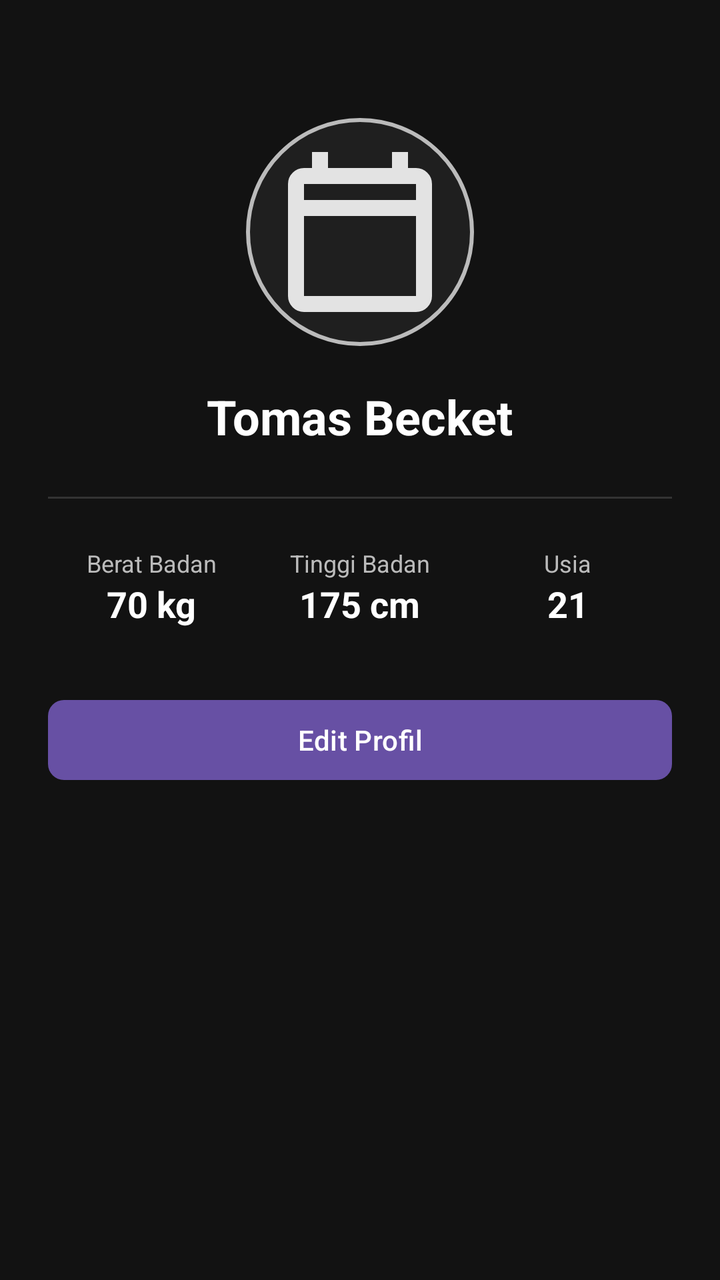
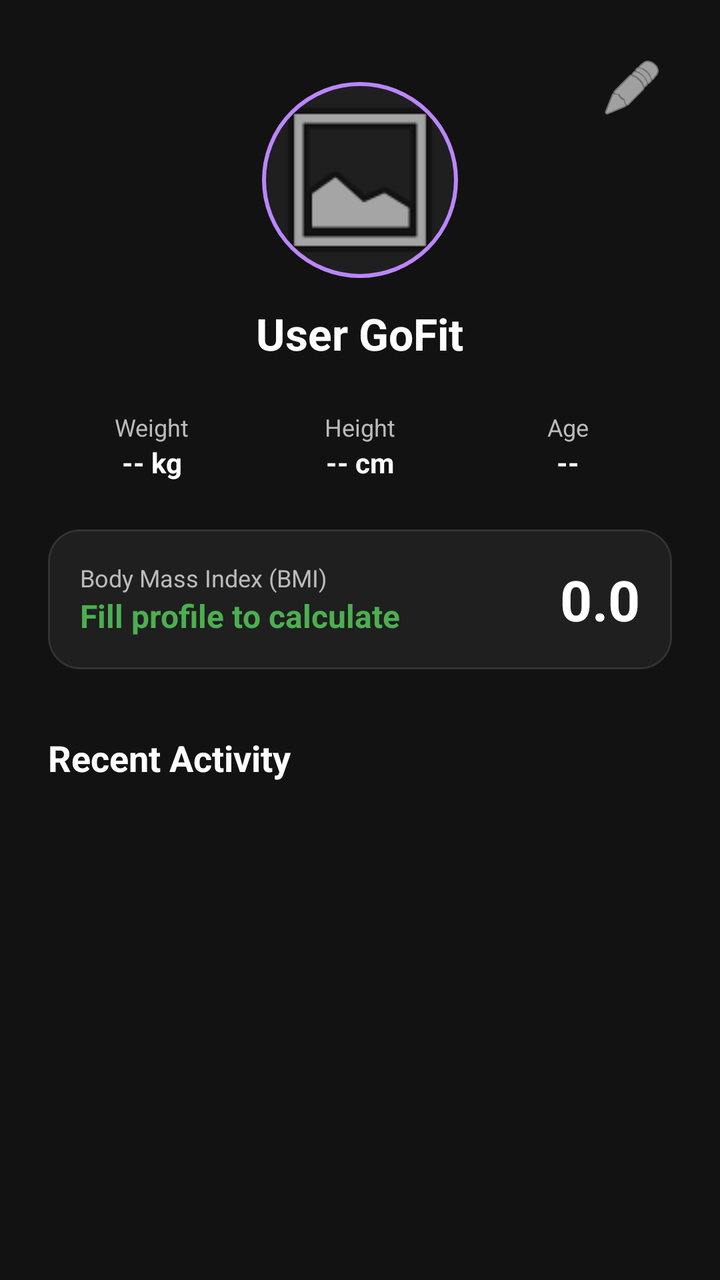

An Android layout rendered at two revisions. The XML below is the earlier revision; the diff shows what the commit changed to produce the second picture.
<!-- AndroidManifest.xml: application theme Theme.GoFit -->
<!-- res/layout/fragment_profile.xml -->
<?xml version="1.0" encoding="utf-8"?>
<ScrollView xmlns:android="http://schemas.android.com/apk/res/android"
    xmlns:app="http://schemas.android.com/apk/res-auto"
    android:layout_width="match_parent"
    android:layout_height="match_parent"
    android:background="#121212"
    android:fillViewport="true">

    <LinearLayout
        android:layout_width="match_parent"
        android:layout_height="wrap_content"
        android:gravity="center_horizontal"
        android:orientation="vertical"
        android:padding="24dp">

        <com.google.android.material.imageview.ShapeableImageView
            android:id="@+id/profile_image"
            android:layout_width="120dp"
            android:layout_height="120dp"
            android:layout_marginTop="32dp"
            android:padding="4dp"
            android:src="@drawable/ic_profile"
            app:contentPadding="8dp"
            app:shapeAppearanceOverlay="@style/CircleAppearance"
            android:background="#1F1F1F"
            app:strokeColor="#BBBBBB"
            app:strokeWidth="2dp" />

        <TextView
            android:id="@+id/profile_name"
            android:layout_width="wrap_content"
            android:layout_height="wrap_content"
            android:layout_marginTop="16dp"
            android:text="@string/profile_name_placeholder"
            android:textColor="#FFFFFF"
            android:textSize="24sp"
            android:textStyle="bold" />

        <View
            android:layout_width="match_parent"
            android:layout_height="1dp"
            android:layout_marginVertical="24dp"
            android:background="#333333" />

        <LinearLayout
            android:layout_width="match_parent"
            android:layout_height="wrap_content"
            android:orientation="horizontal"
            android:weightSum="3">

            <LinearLayout
                android:layout_width="0dp"
                android:layout_height="wrap_content"
                android:layout_weight="1"
                android:gravity="center"
                android:orientation="vertical">

                <TextView
                    android:layout_width="wrap_content"
                    android:layout_height="wrap_content"
                    android:text="@string/weight_label"
                    android:textColor="#BBBBBB"
                    android:textSize="12sp" />

                <TextView
                    android:layout_width="wrap_content"
                    android:layout_height="wrap_content"
                    android:text="@string/weight_value"
                    android:textColor="#FFFFFF"
                    android:textSize="18sp"
                    android:textStyle="bold" />
            </LinearLayout>

            <LinearLayout
                android:layout_width="0dp"
                android:layout_height="wrap_content"
                android:layout_weight="1"
                android:gravity="center"
                android:orientation="vertical">

                <TextView
                    android:layout_width="wrap_content"
                    android:layout_height="wrap_content"
                    android:text="@string/height_label"
                    android:textColor="#BBBBBB"
                    android:textSize="12sp" />

                <TextView
                    android:layout_width="wrap_content"
                    android:layout_height="wrap_content"
                    android:text="@string/height_value"
                    android:textColor="#FFFFFF"
                    android:textSize="18sp"
                    android:textStyle="bold" />
            </LinearLayout>

            <LinearLayout
                android:layout_width="0dp"
                android:layout_height="wrap_content"
                android:layout_weight="1"
                android:gravity="center"
                android:orientation="vertical">

                <TextView
                    android:layout_width="wrap_content"
                    android:layout_height="wrap_content"
                    android:text="@string/age_label"
                    android:textColor="#BBBBBB"
                    android:textSize="12sp" />

                <TextView
                    android:layout_width="wrap_content"
                    android:layout_height="wrap_content"
                    android:text="@string/age_value"
                    android:textColor="#FFFFFF"
                    android:textSize="18sp"
                    android:textStyle="bold" />
            </LinearLayout>
        </LinearLayout>

        <com.google.android.material.button.MaterialButton
            android:id="@+id/btn_edit_profile"
            android:layout_width="match_parent"
            android:layout_height="wrap_content"
            android:layout_marginTop="32dp"
            android:text="@string/edit_profile"
            app:cornerRadius="8dp" />

    </LinearLayout>
</ScrollView>
<!-- resources referenced by this layout -->
<resources>
  <!-- drawable ic_profile (drawable) -->
  <vector xmlns:android="http://schemas.android.com/apk/res/android"
      android:width="24dp"
      android:height="24dp"
      android:viewportWidth="960"
      android:viewportHeight="960">
    <path
        android:pathData="M200,880q-33,0 -56.5,-23.5T120,800v-560q0,-33 23.5,-56.5T200,160h40v-80h80v80h320v-80h80v80h40q33,0 56.5,23.5T840,240v560q0,33 -23.5,56.5T760,880L200,880ZM200,800h560v-400L200,400v400ZM200,320h560v-80L200,240v80ZM200,320v-80,80Z"
        android:fillColor="#e3e3e3"/>
  </vector>
  <string name="age_label">Usia</string>
  <string name="age_value">21</string>
  <string name="edit_profile">Edit Profil</string>
  <string name="height_label">Tinggi Badan</string>
  <string name="height_value">175 cm</string>
  <string name="profile_name_placeholder">Tomas Becket</string>
  <string name="weight_label">Berat Badan</string>
  <string name="weight_value">70 kg</string>
  <style name="CircleAppearance">
          <item name="cornerFamily">rounded</item>
          <item name="cornerSize">50%</item>
      </style>
  <style name="Theme.GoFit" parent="Base.Theme.GoFit" />
  <style name="Base.Theme.GoFit" parent="Theme.Material3.DayNight.NoActionBar">
          
          
      </style>
</resources>

<!-- the commit's change to res/layout/fragment_profile.xml (unified diff, before → after) -->
@@ -1,6 +1,7 @@
 <?xml version="1.0" encoding="utf-8"?>
 <ScrollView xmlns:android="http://schemas.android.com/apk/res/android"
     xmlns:app="http://schemas.android.com/apk/res-auto"
+    xmlns:tools="http://schemas.android.com/tools"
     android:layout_width="match_parent"
     android:layout_height="match_parent"
     android:background="#121212"
@@ -9,42 +10,53 @@
     <LinearLayout
         android:layout_width="match_parent"
         android:layout_height="wrap_content"
-        android:gravity="center_horizontal"
         android:orientation="vertical"
         android:padding="24dp">
 
-        <com.google.android.material.imageview.ShapeableImageView
-            android:id="@+id/profile_image"
-            android:layout_width="120dp"
-            android:layout_height="120dp"
-            android:layout_marginTop="32dp"
-            android:padding="4dp"
-            android:src="@drawable/ic_profile"
-            app:contentPadding="8dp"
-            app:shapeAppearanceOverlay="@style/CircleAppearance"
-            android:background="#1F1F1F"
-            app:strokeColor="#BBBBBB"
-            app:strokeWidth="2dp" />
+        <RelativeLayout
+            android:layout_width="match_parent"
+            android:layout_height="wrap_content">
+
+            <com.google.android.material.imageview.ShapeableImageView
+                android:id="@+id/profile_image"
+                android:layout_width="100dp"
+                android:layout_height="100dp"
+                android:layout_centerHorizontal="true"
+                android:layout_marginTop="16dp"
+                android:background="#1F1F1F"
+                android:padding="2dp"
+                android:src="@android:drawable/ic_menu_gallery"
+                app:shapeAppearanceOverlay="@style/CircleAppearance"
+                app:strokeColor="#BB86FC"
+                app:strokeWidth="2dp" />
+
+            <ImageButton
+                android:id="@+id/btn_edit_profile"
+                android:layout_width="40dp"
+                android:layout_height="40dp"
+                android:layout_alignParentEnd="true"
+                android:background="?attr/selectableItemBackgroundBorderless"
+                android:src="@android:drawable/ic_menu_edit"
+                app:tint="#FFFFFF"
+                android:contentDescription="Edit Profil" />
+        </RelativeLayout>
 
         <TextView
             android:id="@+id/profile_name"
             android:layout_width="wrap_content"
             android:layout_height="wrap_content"
-            android:layout_marginTop="16dp"
-            android:text="@string/profile_name_placeholder"
+            android:layout_gravity="center_horizontal"
+            android:layout_marginTop="12dp"
+            android:text="User GoFit"
             android:textColor="#FFFFFF"
-            android:textSize="24sp"
+            android:textSize="22sp"
             android:textStyle="bold" />
 
-        <View
-            android:layout_width="match_parent"
-            android:layout_height="1dp"
-            android:layout_marginVertical="24dp"
-            android:background="#333333" />
-
+        
         <LinearLayout
             android:layout_width="match_parent"
             android:layout_height="wrap_content"
+            android:layout_marginTop="24dp"
             android:orientation="horizontal"
             android:weightSum="3">
 
@@ -54,20 +66,18 @@
                 android:layout_weight="1"
                 android:gravity="center"
                 android:orientation="vertical">
-
                 <TextView
                     android:layout_width="wrap_content"
                     android:layout_height="wrap_content"
-                    android:text="@string/weight_label"
+                    android:text="Weight"
                     android:textColor="#BBBBBB"
                     android:textSize="12sp" />
-
                 <TextView
+                    android:id="@+id/tv_weight"
                     android:layout_width="wrap_content"
                     android:layout_height="wrap_content"
-                    android:text="@string/weight_value"
+                    android:text="-- kg"
                     android:textColor="#FFFFFF"
-                    android:textSize="18sp"
                     android:textStyle="bold" />
             </LinearLayout>
 
@@ -77,20 +87,18 @@
                 android:layout_weight="1"
                 android:gravity="center"
                 android:orientation="vertical">
-
                 <TextView
                     android:layout_width="wrap_content"
                     android:layout_height="wrap_content"
-                    android:text="@string/height_label"
+                    android:text="Height"
                     android:textColor="#BBBBBB"
                     android:textSize="12sp" />
-
                 <TextView
+                    android:id="@+id/tv_height"
                     android:layout_width="wrap_content"
                     android:layout_height="wrap_content"
-                    android:text="@string/height_value"
+                    android:text="-- cm"
                     android:textColor="#FFFFFF"
-                    android:textSize="18sp"
                     android:textStyle="bold" />
             </LinearLayout>
 
@@ -100,31 +108,86 @@
                 android:layout_weight="1"
                 android:gravity="center"
                 android:orientation="vertical">
-
                 <TextView
                     android:layout_width="wrap_content"
                     android:layout_height="wrap_content"
-                    android:text="@string/age_label"
+                    android:text="Age"
                     android:textColor="#BBBBBB"
                     android:textSize="12sp" />
-
                 <TextView
+                    android:id="@+id/tv_age"
                     android:layout_width="wrap_content"
                     android:layout_height="wrap_content"
-                    android:text="@string/age_value"
+                    android:text="--"
                     android:textColor="#FFFFFF"
-                    android:textSize="18sp"
                     android:textStyle="bold" />
             </LinearLayout>
         </LinearLayout>
 
-        <com.google.android.material.button.MaterialButton
-            android:id="@+id/btn_edit_profile"
+        
+        <com.google.android.material.card.MaterialCardView
             android:layout_width="match_parent"
             android:layout_height="wrap_content"
+            android:layout_marginTop="24dp"
+            app:cardBackgroundColor="#1F1F1F"
+            app:cardCornerRadius="16dp"
+            app:strokeWidth="1dp"
+            app:strokeColor="#333333">
+
+            <LinearLayout
+                android:layout_width="match_parent"
+                android:layout_height="wrap_content"
+                android:orientation="horizontal"
+                android:padding="16dp"
+                android:gravity="center_vertical">
+
+                <LinearLayout
+                    android:layout_width="0dp"
+                    android:layout_height="wrap_content"
+                    android:layout_weight="1"
+                    android:orientation="vertical">
+                    <TextView
+                        android:layout_width="wrap_content"
+                        android:layout_height="wrap_content"
+                        android:text="Body Mass Index (BMI)"
+                        android:textColor="#BBBBBB"
+                        android:textSize="12sp" />
+                    <TextView
+                        android:id="@+id/tv_bmi_status"
+                        android:layout_width="wrap_content"
+                        android:layout_height="wrap_content"
+                        android:text="Fill profile to calculate"
+                        android:textColor="#4CAF50"
+                        android:textSize="16sp"
+                        android:textStyle="bold" />
+                </LinearLayout>
+
+                <TextView
+                    android:id="@+id/tv_bmi_score"
+                    android:layout_width="wrap_content"
+                    android:layout_height="wrap_content"
+                    android:text="0.0"
+                    android:textColor="#FFFFFF"
+                    android:textSize="28sp"
+                    android:textStyle="bold" />
+            </LinearLayout>
+        </com.google.android.material.card.MaterialCardView>
+
+        <TextView
+            android:layout_width="wrap_content"
+            android:layout_height="wrap_content"
             android:layout_marginTop="32dp"
-            android:text="@string/edit_profile"
-            app:cornerRadius="8dp" />
+            android:text="Recent Activity"
+            android:textColor="#FFFFFF"
+            android:textSize="18sp"
+            android:textStyle="bold" />
+
+        <androidx.recyclerview.widget.RecyclerView
+            android:id="@+id/recycler_logs"
+            android:layout_width="match_parent"
+            android:layout_height="wrap_content"
+            android:layout_marginTop="12dp"
+            android:nestedScrollingEnabled="false" />
 
     </LinearLayout>
 </ScrollView>
<!-- resource entries referenced after the edit -->
@@ -1,23 +1,5 @@
 <!-- resources referenced by this layout -->
 <resources>
-  <!-- drawable ic_profile (drawable) -->
-  <vector xmlns:android="http://schemas.android.com/apk/res/android"
-      android:width="24dp"
-      android:height="24dp"
-      android:viewportWidth="960"
-      android:viewportHeight="960">
-    <path
-        android:pathData="M200,880q-33,0 -56.5,-23.5T120,800v-560q0,-33 23.5,-56.5T200,160h40v-80h80v80h320v-80h80v80h40q33,0 56.5,23.5T840,240v560q0,33 -23.5,56.5T760,880L200,880ZM200,800h560v-400L200,400v400ZM200,320h560v-80L200,240v80ZM200,320v-80,80Z"
-        android:fillColor="#e3e3e3"/>
-  </vector>
-  <string name="age_label">Usia</string>
-  <string name="age_value">21</string>
-  <string name="edit_profile">Edit Profil</string>
-  <string name="height_label">Tinggi Badan</string>
-  <string name="height_value">175 cm</string>
-  <string name="profile_name_placeholder">Tomas Becket</string>
-  <string name="weight_label">Berat Badan</string>
-  <string name="weight_value">70 kg</string>
   <style name="CircleAppearance">
           <item name="cornerFamily">rounded</item>
           <item name="cornerSize">50%</item>
